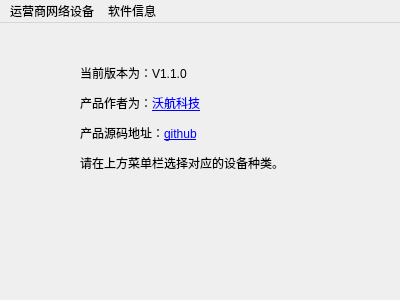
Above: mainwindow/mainwindow.ui from worldflyingct/setdevicetool before the change. Below: the same form after it.
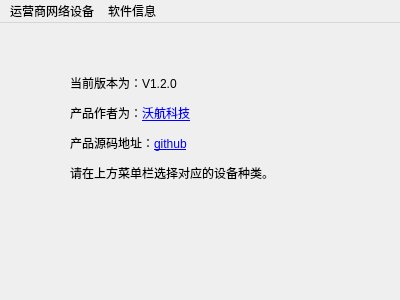
That is the form after the change. Icons and pictures are not drawn.

Commit message: release v1.2.0版本

Patch:
```diff
--- a/mainwindow/mainwindow.ui
+++ b/mainwindow/mainwindow.ui
@@ -24,14 +24,14 @@
    <widget class="QLabel" name="label">
     <property name="geometry">
      <rect>
-      <x>80</x>
-      <y>30</y>
-      <width>221</width>
+      <x>70</x>
+      <y>40</y>
+      <width>261</width>
       <height>131</height>
      </rect>
     </property>
     <property name="text">
-     <string>&lt;html&gt;&lt;head/&gt;&lt;body&gt;&lt;p&gt;当前版本为：V1.1.0&lt;/p&gt;&lt;p&gt;产品作者为：&lt;a href=&quot;https://www.worldflying.cn&quot;&gt;&lt;span style=&quot; text-decoration: underline; color:#0000ff;&quot;&gt;沃航科技&lt;/span&gt;&lt;/a&gt;&lt;/p&gt;&lt;p&gt;产品源码地址：&lt;a href=&quot;https://github.com/worldflyingct/setdevicetool&quot;&gt;&lt;span style=&quot; text-decoration: underline; color:#0000ff;&quot;&gt;github&lt;/span&gt;&lt;/a&gt;&lt;/p&gt;&lt;p&gt;请在上方菜单栏选择对应的设备种类。&lt;/p&gt;&lt;/body&gt;&lt;/html&gt;</string>
+     <string>&lt;html&gt;&lt;head/&gt;&lt;body&gt;&lt;p&gt;当前版本为：V1.2.0&lt;/p&gt;&lt;p&gt;产品作者为：&lt;a href=&quot;https://www.worldflying.cn&quot;&gt;&lt;span style=&quot; text-decoration: underline; color:#0000ff;&quot;&gt;沃航科技&lt;/span&gt;&lt;/a&gt;&lt;/p&gt;&lt;p&gt;产品源码地址：&lt;a href=&quot;https://github.com/worldflyingct/setdevicetool&quot;&gt;&lt;span style=&quot; text-decoration: underline; color:#0000ff;&quot;&gt;github&lt;/span&gt;&lt;/a&gt;&lt;/p&gt;&lt;p&gt;请在上方菜单栏选择对应的设备种类。&lt;/p&gt;&lt;/body&gt;&lt;/html&gt;</string>
     </property>
     <property name="openExternalLinks">
      <bool>true</bool>
```
Left out of the diff: 2 changed lines with no effect on the pictures. The commit also changes 2 other files.
